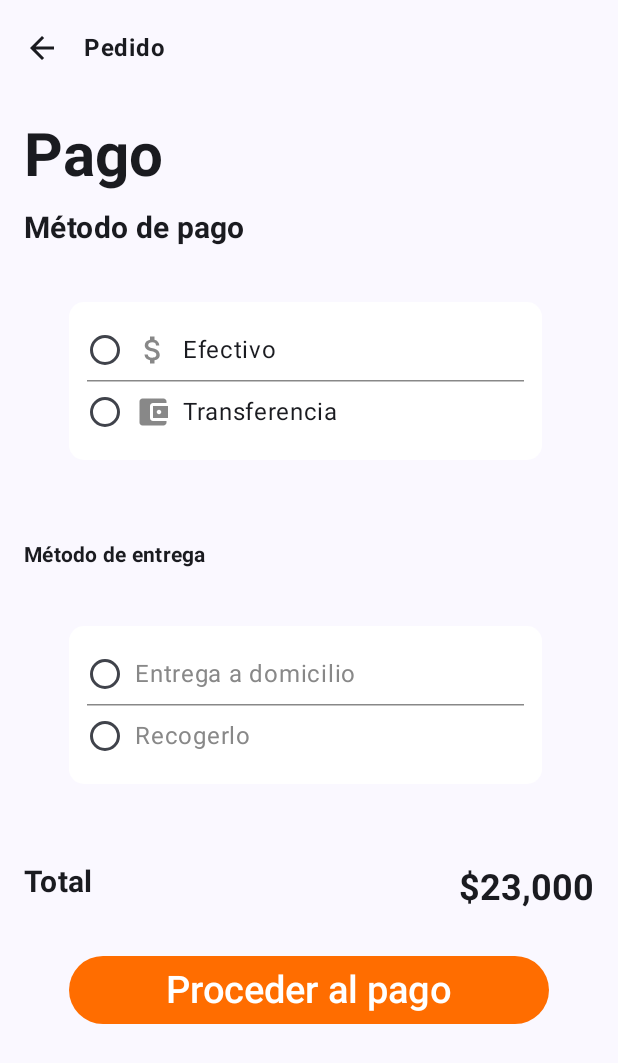
After one commit to Samub96/ISMARKETAPP, an Android app built with Jetpack Compose: the PaymentScreen screen opened through its navigation route, on a phone screen of 412 x 824 dp. The commit adds this screen. Shown: the top 1063 px of the screen. Run offline under Robolectric (Android 15) with nearby library versions, the light colour scheme and no system bars; our stand-ins replace Firebase (no records; nobody signed in at launch, a user with empty details on screens opened directly), livedata-compose.

Commit message:
HU Payment. Funciona al escoger el metodo de pago y el tipo de metodo de entrega, guarda las opciones escogidas al precionar el boton proceder y manda las opciones al firebase

```diff
--- a/app/build.gradle.kts
+++ b/app/build.gradle.kts
@@ -53,7 +53,7 @@ android {
 }
 
 dependencies {
-
+    implementation ("androidx.compose.material:material-icons-extended:1.4.0")
     implementation("io.coil-kt:coil-compose:2.7.0")
     implementation("androidx.lifecycle:lifecycle-viewmodel-ktx:2.8.5")
     implementation("com.google.code.gson:gson:2.11.0")
--- a/app/src/main/java/com/peludosteam/ismarket/MainActivity.kt
+++ b/app/src/main/java/com/peludosteam/ismarket/MainActivity.kt
@@ -76,6 +76,7 @@ import com.peludosteam.ismarket.viewmode.SignupViewModel
 import coil.compose.rememberImagePainter
 import com.google.firebase.firestore.FirebaseFirestore
 import com.google.firebase.storage.FirebaseStorage
+import com.peludosteam.ismarket.Screens.PaymentScreen
 import com.peludosteam.ismarket.domain.Product
 import java.util.UUID
 
@@ -176,6 +177,7 @@ fun App() {
         composable("login") { LoginScreen(navController) }
         composable("addProduct") { AddProductScreen(navController) }
         composable("viewProducts") { ViewProducts(navController) }
+        composable("PaymentScreen") { PaymentScreen(navController)}
 
     }
 }
@@ -322,6 +324,10 @@ fun LoginScreen(navController: NavController, authViewModel: SignupViewModel = v
                         navController.navigate("viewProducts")
                     }) {
                         Text(text = "Ver productos disponibles")
+                    }
+                    Button(onClick = {navController.navigate("PaymentScreen")}) {
+                        Text(text = "Metodo de pago")
+
                     }
 
                 }
--- /dev/null
+++ b/app/src/main/java/com/peludosteam/ismarket/Screens/PaymentScreen.kt
@@ -0,0 +1,211 @@
+package com.peludosteam.ismarket.Screens
+
+import androidx.compose.foundation.background
+import androidx.compose.foundation.layout.*
+import androidx.compose.foundation.shape.RoundedCornerShape
+import androidx.compose.foundation.selection.selectable
+import androidx.compose.foundation.selection.selectableGroup
+import androidx.compose.material.icons.Icons
+import androidx.compose.material.icons.automirrored.filled.ArrowBack
+import androidx.compose.material3.*
+import androidx.compose.runtime.*
+import androidx.compose.ui.Alignment
+import androidx.compose.ui.Modifier
+import androidx.compose.ui.graphics.Color
+import androidx.compose.ui.text.font.FontWeight
+import androidx.compose.ui.unit.dp
+import androidx.compose.ui.unit.sp
+import androidx.lifecycle.viewmodel.compose.viewModel
+import androidx.navigation.NavController
+import com.peludosteam.ismarket.viewmode.PaymentViewModel
+import androidx.compose.material.icons.filled.AttachMoney
+import androidx.compose.material.icons.filled.AccountBalanceWallet
+import androidx.compose.ui.graphics.vector.ImageVector
+import com.peludosteam.ismarket.viewmode.DeliveryMethod
+import com.peludosteam.ismarket.viewmode.PaymentMethod
+
+@OptIn(ExperimentalMaterial3Api::class)
+@Composable
+fun PaymentScreen(navController: NavController, paymentViewModel: PaymentViewModel = viewModel()) {
+
+    val selectedPaymentMethod = paymentViewModel.selectedPaymentMethod
+    val selectedDeliveryMethod = paymentViewModel.selectedDeliveryMethod
+
+    Scaffold(
+        topBar = {
+            TopAppBar(
+                title = { Text("Pedido", style = MaterialTheme.typography.bodyLarge.copy(fontWeight = FontWeight.Bold)) },
+                navigationIcon = {
+                    IconButton(onClick = { navController.popBackStack() }) {
+                        Icon(Icons.AutoMirrored.Filled.ArrowBack, contentDescription = "Back")
+                    }
+                }
+            )
+        },
+        content = { innerPadding ->
+            Column(
+                modifier = Modifier
+                    .fillMaxSize()
+                    .padding(innerPadding)
+                    .padding(16.dp)
+            ) {
+                Text(text = "Pago", style = MaterialTheme.typography.headlineMedium.copy(fontWeight = FontWeight.Bold, fontSize = 40.sp))
+                Spacer(modifier = Modifier.height(12.dp))
+
+                Text(text = "Método de pago", style = MaterialTheme.typography.bodyMedium.copy(fontWeight = FontWeight.Bold,fontSize = 20.sp))
+
+                Box(
+                    modifier = Modifier
+                        .padding(horizontal = 30.dp)
+                        .padding(vertical = 25.dp)
+                        .width(315.dp)
+                        .padding(vertical = 12.dp)
+                        .background(Color(0xFFFFFFFF), RoundedCornerShape(10.dp))
+                        .padding(12.dp)
+                ) {
+                    Column(modifier = Modifier.selectableGroup()) {
+                        PaymentOption(
+                            text = "Efectivo",
+                            icon = Icons.Filled.AttachMoney,
+                            selected = selectedPaymentMethod.id == "cash",
+                            onClick = {
+                                paymentViewModel.setPaymentMethod(PaymentMethod("cash", "Efectivo"))
+                            },
+                            selectedIconColor = Color(0xFF47EB93)
+                        )
+                        HorizontalDivider(thickness = 1.dp, color = Color.Gray)
+                        PaymentOption(
+                            text = "Transferencia",
+                            icon = Icons.Filled.AccountBalanceWallet,
+                            selected = selectedPaymentMethod.id == "transfer",
+                            onClick = {
+                                paymentViewModel.setPaymentMethod(PaymentMethod("transfer", "Transferencia"))
+                            },
+                            selectedIconColor = Color(0xFFEB4796)
+                        )
+                    }
+                }
+                Spacer(modifier = Modifier.height(16.dp))
+
+                Text(text = "Método de entrega", style = MaterialTheme.typography.bodyMedium.copy(fontWeight = FontWeight.Bold))
+
+                Box(
+                    modifier = Modifier
+                        .padding(horizontal = 30.dp)
+                        .padding(vertical = 25.dp)
+                        .width(315.dp)
+                        .padding(vertical = 12.dp)
+                        .background(Color(0xFFFFFFFF), RoundedCornerShape(10.dp))
+                        .padding(12.dp)
+                ) {
+                    Column(modifier = Modifier.selectableGroup()) {
+                        DeliveryOption(
+                            text = "Entrega a domicilio",
+                            selected = selectedDeliveryMethod.id == "Home Delivery",
+                            onClick = {
+                                paymentViewModel.setDeliveryMethod(DeliveryMethod("Home Delivery", "Entrega a domicilio"))
+                                      },
+                            selectedColor = Color(0xFF81D4FA),
+                            unselectedColor = Color.Transparent
+                        )
+                        HorizontalDivider(thickness = 1.dp, color = Color.Gray)
+                        DeliveryOption(
+                            text = "Recogerlo",
+                            selected = selectedDeliveryMethod.id == "Pickup",
+                            onClick = { paymentViewModel.setDeliveryMethod(DeliveryMethod("Pickup", "recogerlo"))
+                                      },
+                            selectedColor = Color(0xFF81D4FA),
+                            unselectedColor = Color.Transparent
+                        )
+
+                    }
+                }
+
+                Spacer(modifier = Modifier.height(16.dp))
+
+                Row(
+                    modifier = Modifier.fillMaxWidth(),
+                    horizontalArrangement = Arrangement.SpaceBetween
+                ) {
+                    Text(text = "Total", style = MaterialTheme.typography.bodyMedium.copy(fontWeight = FontWeight.Bold, fontSize = 20.sp))
+                    Text(text = "$23,000", style = MaterialTheme.typography.headlineSmall.copy(fontWeight = FontWeight.Bold))
+                }
+
+                Spacer(modifier = Modifier.height(16.dp))
+
+
+                Button(
+                    onClick = {
+                        paymentViewModel.savePaymentToFirebase(
+                            onSuccess = {
+                                // Acción en caso de éxito, por ejemplo, navegar hacia atrás
+                                navController.popBackStack()
+                            },
+                            onError = { error ->
+                                // Manejo de errores, como mostrar un mensaje al usuario
+                                println("Error al guardar el pago: ${error}")
+                            }
+                        )
+                    },
+                    modifier = Modifier
+                        .fillMaxWidth()
+                        .padding(horizontal = 30.dp)
+                        .padding(vertical = 12.dp),
+                    colors = ButtonDefaults.buttonColors(containerColor = Color(0xFFFF6D00))
+                )  {
+                    Text(text = "Proceder al pago", style = MaterialTheme.typography.titleMedium.copy(color = Color.White, fontSize = 25.sp))
+                }
+            }
+        }
+    )
+
+
+}
+
+
+
+@Composable
+fun PaymentOption(text: String, icon: ImageVector, selected: Boolean, onClick: () -> Unit, selectedIconColor: Color) {
+    Row(
+        modifier = Modifier
+            .fillMaxWidth()
+            .padding(vertical = 8.dp)
+            .selectable(selected = selected, onClick = onClick)
+            .background(if (selected) Color(0xFFE1F5FE) else Color.Transparent, RoundedCornerShape(8.dp)),
+        verticalAlignment = Alignment.CenterVertically
+    ) {
+        RadioButton(
+            selected = selected,
+            onClick = null
+        )
+        Spacer(modifier = Modifier.width(8.dp))
+        Icon(icon, contentDescription = null, tint = if (selected) selectedIconColor else Color.Gray)
+        Spacer(modifier = Modifier.width(8.dp))
+        Text(text = text, style = MaterialTheme.typography.bodyLarge)
+    }
+}
+
+
+
+@Composable
+fun DeliveryOption(text: String, selected: Boolean, onClick: () -> Unit, selectedColor: Color, unselectedColor: Color) {
+    Row(
+        modifier = Modifier
+            .fillMaxWidth()
+            .padding(vertical = 8.dp)
+            .selectable(selected = selected, onClick = onClick)
+            .background(if (selected) selectedColor else unselectedColor, RoundedCornerShape(8.dp)),
+        verticalAlignment = Alignment.CenterVertically
+    ) {
+        RadioButton(
+            selected = selected,
+            onClick = null
+        )
+        Spacer(modifier = Modifier.width(8.dp))
+        Text(
+            text = text,
+            style = MaterialTheme.typography.bodyLarge,
+            color = if (selected) Color.Black else Color.Gray // Cambia el color del texto si está seleccionado
+        )
+    }
+}
--- a/app/src/main/java/com/peludosteam/ismarket/Screens/ViewProducts.kt
+++ b/app/src/main/java/com/peludosteam/ismarket/Screens/ViewProducts.kt
@@ -15,9 +15,9 @@ import androidx.compose.runtime.livedata.observeAsState
 import androidx.compose.ui.Modifier
 import androidx.lifecycle.viewmodel.compose.viewModel
 import androidx.navigation.NavController
-import com.example.listasapp.components.ProductCard
+import com.peludosteam.ismarket.components.ProductCard
 import com.peludosteam.ismarket.domain.Product
-import com.peludosteam.ismarket.viewmodel.ProductViewModel
+import com.peludosteam.ismarket.viewmode.ProductViewModel
 
 @Composable
 fun ViewProducts(navController: NavController, productViewModel: ProductViewModel = viewModel()){
--- a/app/src/main/java/com/peludosteam/ismarket/components/ProductCard.kt
+++ b/app/src/main/java/com/peludosteam/ismarket/components/ProductCard.kt
@@ -1,11 +1,10 @@
-package com.example.listasapp.components
+package com.peludosteam.ismarket.components
 
 import androidx.compose.foundation.background
 import androidx.compose.foundation.layout.Arrangement
 import androidx.compose.foundation.layout.Box
 import androidx.compose.foundation.layout.Column
 import androidx.compose.foundation.layout.Row
-import androidx.compose.foundation.layout.fillMaxSize
 import androidx.compose.foundation.layout.fillMaxWidth
 import androidx.compose.foundation.layout.height
 import androidx.compose.foundation.layout.padding
@@ -17,7 +16,6 @@ import androidx.compose.material.icons.filled.Send
 import androidx.compose.material.icons.filled.ShoppingCart
 import androidx.compose.material3.Button
 import androidx.compose.material3.ButtonDefaults
-import androidx.compose.material3.Card
 import androidx.compose.material3.CardDefaults
 import androidx.compose.material3.ElevatedCard
 import androidx.compose.material3.Icon
@@ -27,7 +25,6 @@ import androidx.compose.ui.Alignment
 import androidx.compose.ui.Modifier
 import androidx.compose.ui.draw.clip
 import androidx.compose.ui.graphics.Color
-import androidx.compose.ui.modifier.modifierLocalMapOf
 import androidx.compose.ui.text.TextStyle
 import androidx.compose.ui.text.font.FontWeight
 import androidx.compose.ui.text.style.TextOverflow
--- /dev/null
+++ b/app/src/main/java/com/peludosteam/ismarket/viewmode/PaymentViewModel.kt
@@ -0,0 +1,63 @@
+package com.peludosteam.ismarket.viewmode
+
+import androidx.compose.runtime.getValue
+import androidx.compose.runtime.mutableStateOf
+import androidx.compose.runtime.setValue
+import androidx.lifecycle.ViewModel
+import com.google.firebase.firestore.FirebaseFirestore
+import kotlinx.coroutines.tasks.await
+
+data class PaymentMethod(val id: String, val name: String)
+data class DeliveryMethod(val id: String, val name: String)
+
+class PaymentViewModel : ViewModel() {
+
+    private val db = FirebaseFirestore.getInstance()
+
+    var selectedPaymentMethod by mutableStateOf(PaymentMethod("card", "Card ending in •3239"))
+        private set
+
+    var selectedDeliveryMethod by mutableStateOf(DeliveryMethod("home_delivery", "Entrega a domicilio"))
+        private set
+
+    var totalAmount by mutableStateOf(23000) // Ejemplo de valor total
+        private set
+
+    fun setPaymentMethod(paymentMethod: PaymentMethod) {
+        selectedPaymentMethod = paymentMethod
+    }
+
+    fun setDeliveryMethod(deliveryMethod: DeliveryMethod) {
+        selectedDeliveryMethod = deliveryMethod
+    }
+
+    fun updateTotalAmount(amount: Int) {
+        totalAmount = amount
+    }
+
+    fun savePaymentToFirebase(
+        onSuccess: () -> Unit,
+        onError: (String) -> Unit
+    ) {
+        val paymentData = mapOf(
+            "paymentMethodId" to selectedPaymentMethod.id,
+            "paymentMethodName" to selectedPaymentMethod.name,
+            "deliveryMethodId" to selectedDeliveryMethod.id,
+            "deliveryMethodName" to selectedDeliveryMethod.name,
+            "totalAmount" to totalAmount,
+            "timestamp" to System.currentTimeMillis()
+        )
+
+        db.collection("payments")
+            .add(paymentData)
+            .addOnSuccessListener {
+                println("Método de pago guardado correctamente")
+                onSuccess()
+            }
+            .addOnFailureListener { exception ->
+                println("Error al guardar el método de pago: ${exception.message}")
+                onError(exception.message ?: "Error desconocido")
+            }
+    }
+
+}
```
